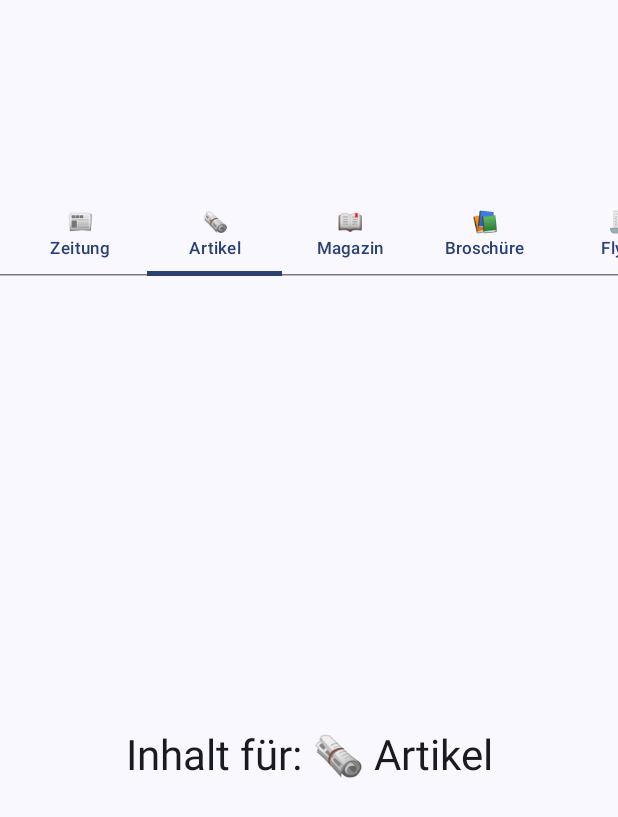
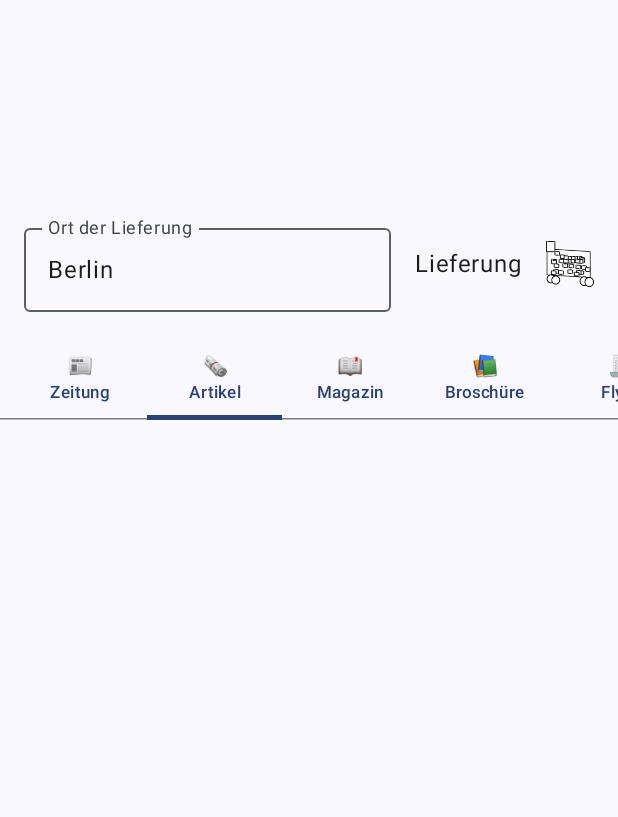
Before and after one commit to hdi10/PrintZone1, an Android app built with Jetpack Compose: the screen it shows after launch (MainActivity), tab 2 chosen, on a phone screen of 412 x 824 dp. Shown: the top 817 px of the screen. Run offline under Robolectric (Android 15) with nearby library versions, the phone set to English and light mode, and no system bars; our stand-ins replace accompanist.

Commit message:
LieferungOrtArtWarenkorb hinzugefügt

```diff
--- a/app/src/main/java/com/zelkulon/printzone1/MainActivity.kt
+++ b/app/src/main/java/com/zelkulon/printzone1/MainActivity.kt
@@ -4,8 +4,10 @@ import android.os.Bundle
 import androidx.activity.ComponentActivity
 import androidx.activity.compose.setContent
 import androidx.activity.enableEdgeToEdge
-import androidx.compose.material3.MaterialTheme
+import androidx.compose.foundation.layout.Box
+import androidx.compose.foundation.layout.padding
 import androidx.compose.material3.Scaffold
+import androidx.compose.ui.Modifier
 import com.zelkulon.printzone1.ui.theme.PrintZone1Theme
 
 class MainActivity : ComponentActivity() {
@@ -15,8 +17,11 @@ class MainActivity : ComponentActivity() {
         setContent {
             PrintZone1Theme {
                 Scaffold { innerPadding ->
-                    PrintMediaTabLayout()
+                    Box(modifier = Modifier.padding(innerPadding)) {
+                        PrintMediaTabLayout()
+                    }
                 }
+
             }
         }
     }
--- a/app/src/main/java/com/zelkulon/printzone1/PrintMediaLayout.kt
+++ b/app/src/main/java/com/zelkulon/printzone1/PrintMediaLayout.kt
@@ -1,18 +1,23 @@
 package com.zelkulon.printzone1
 
 import androidx.compose.foundation.ExperimentalFoundationApi
+import androidx.compose.foundation.Image
+import androidx.compose.foundation.clickable
 import androidx.compose.foundation.layout.*
+import androidx.compose.material.DropdownMenuItem
+import androidx.compose.material3.DropdownMenu
 import androidx.compose.material3.ScrollableTabRow
 import androidx.compose.material3.Tab
 import androidx.compose.material3.Text
 import androidx.compose.material3.MaterialTheme
+import androidx.compose.material3.OutlinedTextField
 import androidx.compose.runtime.*
 import androidx.compose.ui.Alignment
 import androidx.compose.ui.Modifier
+import androidx.compose.ui.res.painterResource
 import androidx.compose.ui.text.style.TextAlign
 import androidx.compose.ui.unit.dp
 import com.google.accompanist.pager.ExperimentalPagerApi
-import com.zelkulon.printzone1.ui.theme.PrintZone1Theme
 import kotlinx.coroutines.launch
 
 import com.google.accompanist.pager.HorizontalPager
@@ -28,16 +33,52 @@ private val mediaTabs = listOf(
 )
 
 
-
 @OptIn(ExperimentalFoundationApi::class, ExperimentalPagerApi::class)
 @Composable
 fun PrintMediaTabLayout() {
     val pagerState = rememberPagerState()
     val coroutineScope = rememberCoroutineScope()
+    var expanded by remember { mutableStateOf(false) }
+    var location by remember { mutableStateOf("Berlin") } // oder GPS-Ort später einbinden
+    var deliveryOption by remember { mutableStateOf("Lieferung") }
+
 
     Column(modifier = Modifier.fillMaxSize()) {
 
         Spacer(modifier = Modifier.height(128.dp))
+        OrtArtWarenkorbRow(
+            onWarenkorbClick = { expanded = true },
+            selectedOption = deliveryOption,
+            onOptionSelected = { deliveryOption = it },
+            locationText = location,
+            onLocationChange = { location = it }
+        )
+
+        //OrtArtWarenkorb
+
+
+        //Ort
+
+        //Art
+
+        DropdownMenu(
+            expanded = expanded,
+            onDismissRequest = { expanded = false }
+        ) {
+            DropdownMenuItem(onClick = { expanded = false }) {
+                Text(text = "Delete")
+            }
+            DropdownMenuItem(onClick = { expanded = false }) {
+                Text(text = "Save")
+            }
+        }
+
+
+
+
+
+
+
 
         ScrollableTabRow(
             selectedTabIndex = pagerState.currentPage,
@@ -58,7 +99,11 @@ fun PrintMediaTabLayout() {
                     text = {
                         Column(horizontalAlignment = Alignment.CenterHorizontally) {
                             Text(icon, textAlign = TextAlign.Center)
-                            Text(title, textAlign = TextAlign.Center, style = MaterialTheme.typography.labelSmall)
+                            Text(
+                                title,
+                                textAlign = TextAlign.Center,
+                                style = MaterialTheme.typography.labelSmall
+                            )
                         }
                     }
                 )
@@ -72,10 +117,11 @@ fun PrintMediaTabLayout() {
                 .fillMaxSize()
                 .padding(32.dp)
         ) { page ->
-            PrintMediaTabContent(tabLabel = mediaTabs[page])
+            //TODO: Der Inhalt aus den Icons --> ContentLoad
+            //PrintMediaTabContent(tabLabel = mediaTabs[page])
         }
     }
-}
+
 
     @Composable
     fun PrintMediaTabContent(tabLabel: String) {
@@ -91,10 +137,77 @@ fun PrintMediaTabContent(tabLabel: String) {
         }
     }
 
+
+}
 @Composable
-@androidx.compose.ui.tooling.preview.Preview(showBackground = true)
-fun PrintMediaPreview() {
-    PrintZone1Theme {
-        PrintMediaTabLayout()
+fun OrtArtWarenkorbRow(
+    onWarenkorbClick: () -> Unit,
+    selectedOption: String,
+    onOptionSelected: (String) -> Unit,
+    locationText: String,
+    onLocationChange: (String) -> Unit
+) {
+    var dropdownExpanded by remember { mutableStateOf(false) }
+
+    Row(
+        modifier = Modifier
+            .fillMaxWidth()
+            .padding(16.dp),
+        verticalAlignment = Alignment.CenterVertically,
+        horizontalArrangement = Arrangement.SpaceBetween
+    ) {
+        OutlinedTextField(
+            value = locationText,
+            onValueChange = onLocationChange,
+            label = { Text("Ort der Lieferung") },
+            modifier = Modifier
+                .weight(1f)
+                .padding(end = 8.dp)
+        )
+
+        Box(
+            modifier = Modifier
+                .wrapContentSize()
+                .padding(end = 8.dp)
+        ) {
+            Text(
+                text = selectedOption,
+                modifier = Modifier
+                    .clickable { dropdownExpanded = true }
+                    .padding(8.dp)
+            )
+
+            DropdownMenu(
+                expanded = dropdownExpanded,
+                onDismissRequest = { dropdownExpanded = false }
+            ) {
+                listOf("Lieferung", "Abholung").forEach { option ->
+                    DropdownMenuItem(onClick = {
+                        onOptionSelected(option)
+                        dropdownExpanded = false
+                    }) {
+                        Text(option)
                     }
                 }
+            }
+        }
+
+        Image(
+            painter = painterResource(id = R.drawable.basket_icon_inkscape),
+            contentDescription = "Warenkorb",
+            modifier = Modifier
+                .size(32.dp)
+                .clickable { onWarenkorbClick() }
+        )
+    }
+}
+
+
+/////////////////////////////////////////////////////////////////////////////////////
+////////////////////Content -> Alle Geschäfte in der nähe //////////////////////////
+//////////////////////////// ab hier --> //////////////////////////////////////////
+
+
+/////////////////////////////////////////////////////////////////////////////////////
+////////////////////Content -> Alle Geschäfte in der nähe //////////////////////////
+//////////////////////////// --> bis hier /////////////////////////////////////////
```
Also changed, not shown: app/src/main/res/drawable/basket_icon_inkscape.png (added). Lines whose indentation alone changed are shown as unchanged.
